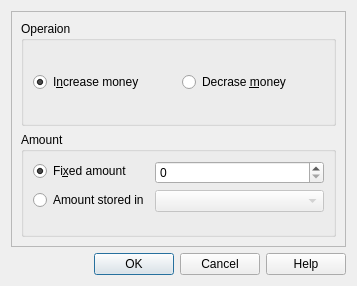
This is src/ui/commands/change_money_widget.ui in EasyRPG/Editor as Qt 5 draws it before an edit. The edited form follows.
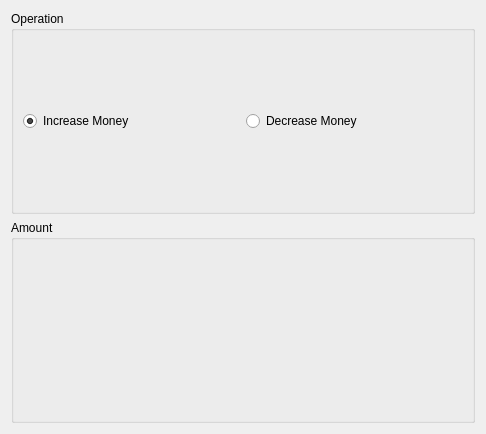
This is the edited form. Custom widgets are drawn as their Qt base class.

Commit message: Readd Change Money and Change Party event commands. Was already supported before. Migrated to new API.

Patch:
```diff
--- a/src/ui/commands/change_money_widget.ui
+++ b/src/ui/commands/change_money_widget.ui
@@ -1,16 +1,13 @@
 <?xml version="1.0" encoding="UTF-8"?>
 <ui version="4.0">
- <class>ChangeMoneyWidgetWidget</class>
- <widget class="QDialog" name="ChangeMoneyWidgetWidget">
-  <property name="windowModality">
-   <enum>Qt::WindowModal</enum>
-  </property>
+ <class>ChangeMoneyWidget</class>
+ <widget class="QWidget" name="ChangeMoneyWidget">
   <property name="geometry">
    <rect>
     <x>0</x>
     <y>0</y>
-    <width>357</width>
-    <height>286</height>
+    <width>486</width>
+    <height>434</height>
    </rect>
   </property>
   <property name="windowTitle">
@@ -21,106 +18,57 @@
   </property>
   <layout class="QVBoxLayout" name="verticalLayout">
    <item>
-    <widget class="QFrame" name="frame">
-     <property name="frameShape">
-      <enum>QFrame::StyledPanel</enum>
+    <widget class="QGroupBox" name="groupBox">
+     <property name="title">
+      <string>Operation</string>
      </property>
-     <property name="frameShadow">
-      <enum>QFrame::Raised</enum>
-     </property>
-     <layout class="QVBoxLayout" name="verticalLayout_2">
+     <layout class="QHBoxLayout" name="horizontalLayout">
       <item>
-       <widget class="QGroupBox" name="groupBox">
-        <property name="title">
-         <string>Operaion</string>
+       <widget class="QRadioButton" name="radioOpAdd">
+        <property name="text">
+         <string>Increase Money</string>
         </property>
-        <layout class="QHBoxLayout" name="horizontalLayout">
-         <item>
-          <widget class="QRadioButton" name="op_inc">
-           <property name="text">
-            <string>I&amp;ncrease money</string>
-           </property>
-           <property name="checked">
-            <bool>true</bool>
-           </property>
-          </widget>
-         </item>
-         <item>
-          <widget class="QRadioButton" name="op_dec">
-           <property name="text">
-            <string>Decrase &amp;money</string>
-           </property>
-          </widget>
-         </item>
-        </layout>
+        <property name="checked">
+         <bool>true</bool>
+        </property>
+        <attribute name="buttonGroup">
+         <string notr="true">groupOp_arg0</string>
+        </attribute>
        </widget>
       </item>
       <item>
-       <widget class="QGroupBox" name="groupBox_2">
-        <property name="title">
-         <string>Amount</string>
+       <widget class="QRadioButton" name="radioOpRemove">
+        <property name="text">
+         <string>Decrease Money</string>
         </property>
-        <layout class="QFormLayout" name="formLayout">
-         <item row="0" column="0">
-          <widget class="QRadioButton" name="amount_box_amount">
-           <property name="text">
-            <string>Fi&amp;xed amount</string>
-           </property>
-           <property name="checked">
-            <bool>true</bool>
-           </property>
-          </widget>
-         </item>
-         <item row="0" column="1">
-          <widget class="QSpinBox" name="amount_amount">
-           <property name="buttonSymbols">
-            <enum>QAbstractSpinBox::UpDownArrows</enum>
-           </property>
-           <property name="showGroupSeparator" stdset="0">
-            <bool>false</bool>
-           </property>
-           <property name="maximum">
-            <number>999999</number>
-           </property>
-          </widget>
-         </item>
-         <item row="1" column="0">
-          <widget class="QRadioButton" name="amount_box_variable">
-           <property name="text">
-            <string>Amount stored in</string>
-           </property>
-          </widget>
-         </item>
-         <item row="1" column="1">
-          <widget class="VariableRpgComboBox" name="amount_variable">
-           <property name="enabled">
-            <bool>false</bool>
-           </property>
-          </widget>
-         </item>
-        </layout>
+        <attribute name="buttonGroup">
+         <string notr="true">groupOp_arg0</string>
+        </attribute>
        </widget>
       </item>
      </layout>
     </widget>
    </item>
    <item>
-    <widget class="QDialogButtonBox" name="buttonBox">
-     <property name="orientation">
-      <enum>Qt::Horizontal</enum>
+    <widget class="QGroupBox" name="groupBox_3">
+     <property name="title">
+      <string>Amount</string>
      </property>
-     <property name="standardButtons">
-      <set>QDialogButtonBox::Cancel|QDialogButtonBox::Help|QDialogButtonBox::Ok</set>
-     </property>
+     <layout class="QGridLayout" name="gridLayout_2">
+      <item row="0" column="1">
+       <widget class="ValueOperandWidget" name="operandAmount_arg1" native="true"/>
+      </item>
+     </layout>
     </widget>
    </item>
   </layout>
  </widget>
  <customwidgets>
   <customwidget>
-   <class>VariableRpgComboBox</class>
-   <extends>QComboBox</extends>
-   <header>ui/common/rpg_combobox.h</header>
+   <class>ValueOperandWidget</class>
+   <extends>QWidget</extends>
+   <header>ui/common/operand_widget.h</header>
+   <container>1</container>
   </customwidget>
  </customwidgets>
  <resources/>
```
Left out of the diff: 91 changed lines with no effect on the pictures. The commit also changes 9 other files.
